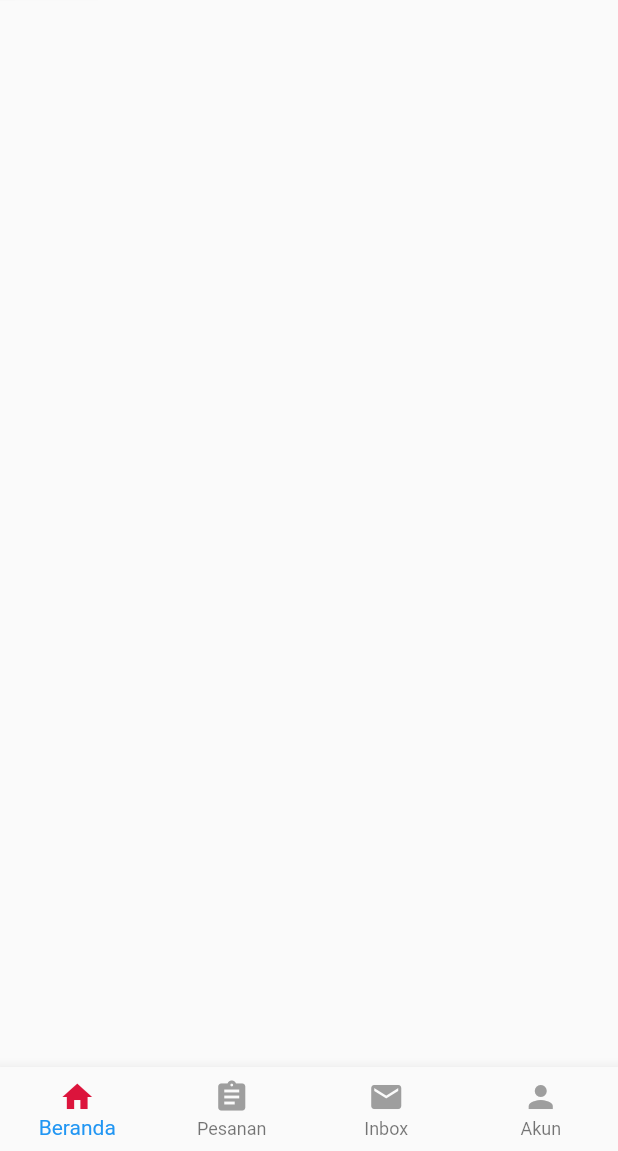
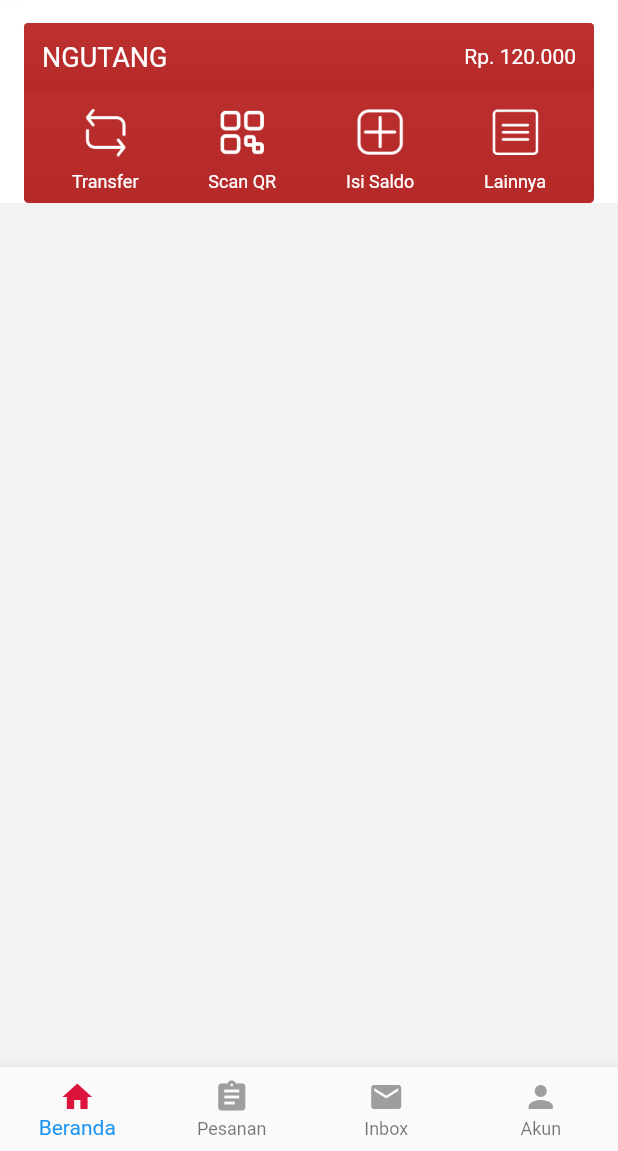
Before and after one commit to hadistlm/flutterGober, a Flutter app: the screen it shows after launch, on a phone screen of 412 x 824 dp, the part 85-1236 px from its top. Run offline on Flutter 3.47's test engine with Material 2 defaults, Android fonts, the phone set to English and light mode, and no system bars; Roboto replaces fonts that are missing (NeoSans, NeoSansBold).

Commit message:
Adding: some menus on the dashboard view

```diff
--- a/lib/elements/beranda/beranda_view.dart
+++ b/lib/elements/beranda/beranda_view.dart
@@ -2,6 +2,7 @@ import 'package:flutter/material.dart';
 import 'dart:async';
 import 'package:gober/landing/landingpage_view.dart';
 import 'package:gober/elements/beranda/beranda_appbar.dart';
+import 'package:gober/constans.dart';
 
 class BerandaPage  extends StatefulWidget {
   @override
@@ -14,8 +15,150 @@ class _BerandaPageState extends State<BerandaPage> {
 		return new SafeArea(
 			child: Scaffold(
 				appBar: new GoberAppBar(),
-	      		body: new Container(),
+				backgroundColor: GoberPalette.grey,
+	      		body: new Container(
+	      			child: new ListView(
+		            physics: ClampingScrollPhysics(),
+		            children: <Widget>[
+		              new Container(
+		                  padding: EdgeInsets.only(left: 16.0, right: 16.0, top: 16.0),
+		                  color: Colors.white,
+		                  child: new Column(
+		                    children: <Widget>[
+		                      _buildGopayMenu(),
+		                    ],
+		                  )),
+		            ],
+		          )
+	      		),
 			)
 		);
   	}
 }
+
+
+Widget _buildGopayMenu(){
+	return new Container(
+        height: 120.0,
+        decoration: new BoxDecoration(
+            gradient: LinearGradient(
+              begin: Alignment.topCenter,
+              end: Alignment.bottomCenter,
+              colors: [const Color(0xffbd3131), const Color(0xffb52929)],
+            ),
+            borderRadius: new BorderRadius.all(new Radius.circular(3.0))),
+        child: new Column(
+          children: <Widget>[
+            new Container(
+              padding: EdgeInsets.all(12.0),
+              decoration: new BoxDecoration(
+                  gradient: LinearGradient(
+                    begin: Alignment.topCenter,
+                    end: Alignment.bottomCenter,
+                    colors: [const Color(0xffbd3131), const Color(0xffb52929)],
+                  ),
+                  borderRadius: new BorderRadius.only(
+                      topLeft: new Radius.circular(3.0),
+                      topRight: new Radius.circular(3.0))),
+              child: new Row(
+                mainAxisAlignment: MainAxisAlignment.spaceBetween,
+                children: <Widget>[
+                  new Text(
+                    "NGUTANG",
+                    style: new TextStyle(
+                        fontSize: 18.0,
+                        color: Colors.white,
+                        fontFamily: "NeoSansBold"),
+                  ),
+                  new Container(
+                    child: new Text(
+                      "Rp. 120.000",
+                      style: new TextStyle(
+                          fontSize: 14.0,
+                          color: Colors.white,
+                          fontFamily: "NeoSansBold"),
+                    ),
+                  )
+                ],
+              ),
+            ),
+            new Container(
+              padding: EdgeInsets.only(left: 32.0, right: 32.0, top: 12.0),
+              child: new Row(
+                mainAxisAlignment: MainAxisAlignment.spaceBetween,
+                children: <Widget>[
+                  new Column(
+                    mainAxisAlignment: MainAxisAlignment.center,
+                    children: <Widget>[
+                      new Image.asset(
+                        "assets/icons/icon_transfer.png",
+                        width: 32.0,
+                        height: 32.0,
+                      ),
+                      new Padding(
+                        padding: EdgeInsets.only(top: 10.0),
+                      ),
+                      new Text(
+                        "Transfer",
+                        style: TextStyle(color: Colors.white, fontSize: 12.0),
+                      )
+                    ],
+                  ),
+                  new Column(
+                    mainAxisAlignment: MainAxisAlignment.center,
+                    children: <Widget>[
+                      new Image.asset(
+                        "assets/icons/icon_scan.png",
+                        width: 32.0,
+                        height: 32.0,
+                      ),
+                      new Padding(
+                        padding: EdgeInsets.only(top: 10.0),
+                      ),
+                      new Text(
+                        "Scan QR",
+                        style: TextStyle(color: Colors.white, fontSize: 12.0),
+                      )
+                    ],
+                  ),
+                  new Column(
+                    mainAxisAlignment: MainAxisAlignment.center,
+                    children: <Widget>[
+                      new Image.asset(
+                        "assets/icons/icon_saldo.png",
+                        width: 32.0,
+                        height: 32.0,
+                      ),
+                      new Padding(
+                        padding: EdgeInsets.only(top: 10.0),
+                      ),
+                      new Text(
+                        "Isi Saldo",
+                        style: TextStyle(color: Colors.white, fontSize: 12.0),
+                      )
+                    ],
+                  ),
+                  new Column(
+                    mainAxisAlignment: MainAxisAlignment.center,
+                    children: <Widget>[
+                      new Image.asset(
+                        "assets/icons/icon_menu.png",
+                        width: 32.0,
+                        height: 32.0,
+                      ),
+                      new Padding(
+                        padding: EdgeInsets.only(top: 10.0),
+                      ),
+                      new Text(
+                        "Lainnya",
+                        style: TextStyle(color: Colors.white, fontSize: 12.0),
+                      )
+                    ],
+                  ),
+                ],
+              ),
+            )
+          ],
+        )
+	);
+}
--- a/pubspec.yaml
+++ b/pubspec.yaml
@@ -46,6 +46,10 @@ flutter:
   #  - images/a_dot_ham.jpeg
   assets:
     - assets/logo.jpg
+    - assets/icons/icon_menu.png
+    - assets/icons/icon_saldo.png
+    - assets/icons/icon_scan.png
+    - assets/icons/icon_transfer.png
 
   # An image asset can refer to one or more resolution-specific "variants", see
   # https://flutter.dev/assets-and-images/#resolution-aware.
```
Also changed, not shown: assets/icons/icon_menu.png (added), assets/icons/icon_saldo.png (added), assets/icons/icon_scan.png (added), assets/icons/icon_transfer.png (added).
